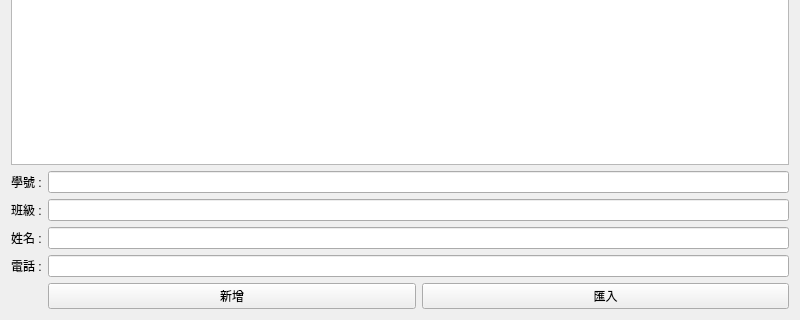
First picture: the form in mywidget.ui, repository 41343112/Contact_book, before the edit; both pictures show x 0 to 800 and y 280 to 600 of the 800 by 600 pixel window.
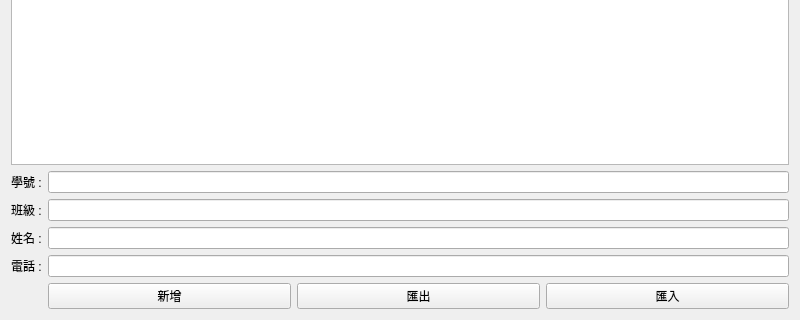
Second picture: the form after the edit.

Commit message: Add import button functionality and rename export button

Patch:
```diff
--- a/mywidget.ui
+++ b/mywidget.ui
@@ -71,6 +71,13 @@
        <item>
         <widget class="QPushButton" name="pushButton">
          <property name="text">
+          <string>匯出</string>
+         </property>
+        </widget>
+       </item>
+       <item>
+        <widget class="QPushButton" name="pushButton_3">
+         <property name="text">
           <string>匯入</string>
          </property>
         </widget>
```
The commit also changes 2 other files.
